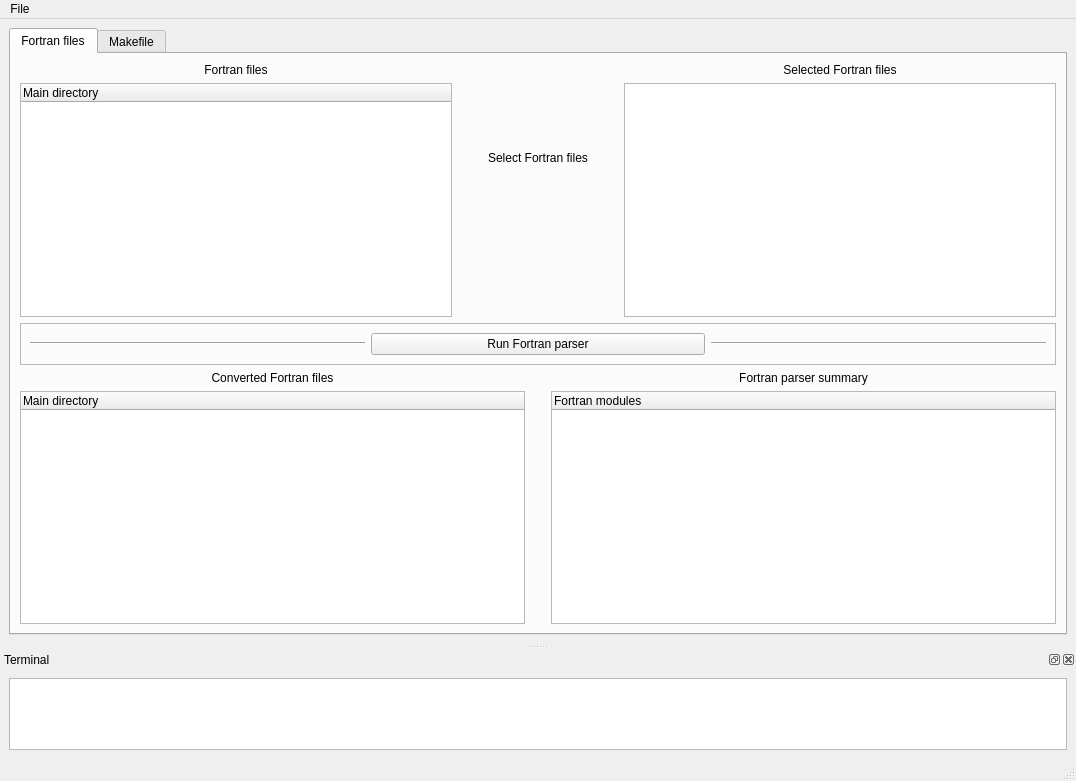
Before: the Qt Designer form fparser_GUI/GUI.ui in mramagu/Fortran-to-Python-Wrapper, drawn with Qt 5.
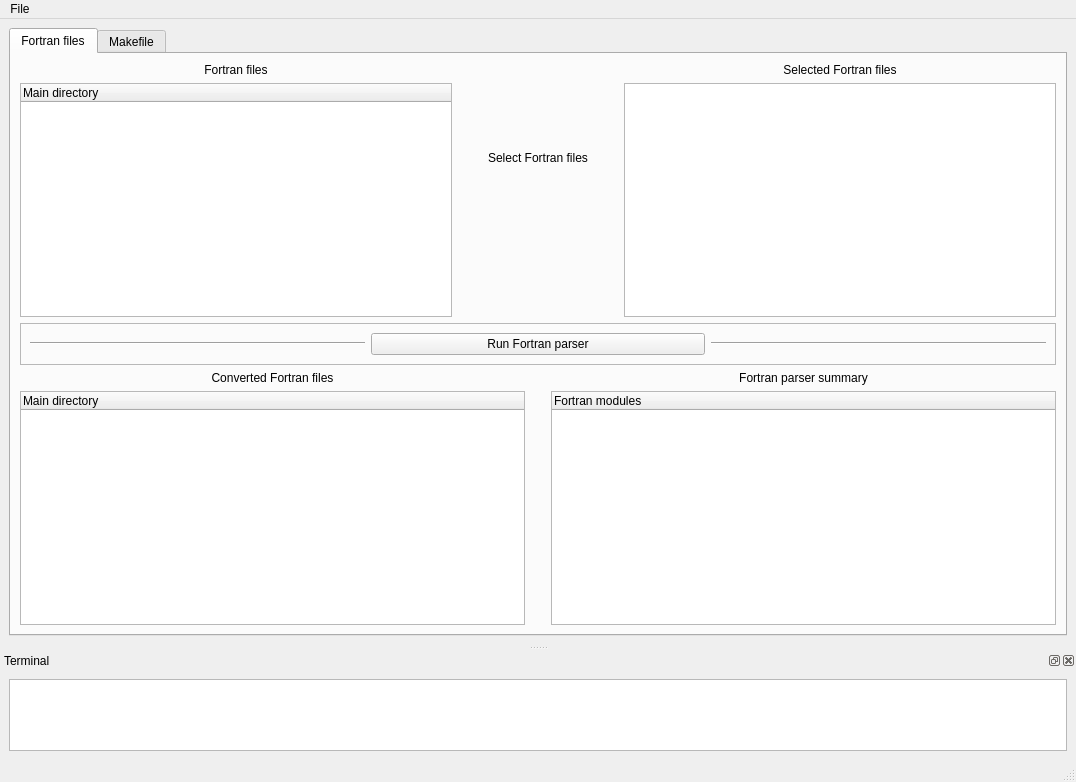
After: the same form once the commit is applied.

Commit message: terminal auto-scroll

The edit to the form file:
```diff
--- a/fparser_GUI/GUI.ui
+++ b/fparser_GUI/GUI.ui
@@ -7,7 +7,7 @@
     <x>0</x>
     <y>0</y>
     <width>1076</width>
-    <height>781</height>
+    <height>782</height>
    </rect>
   </property>
   <property name="windowTitle">
@@ -269,6 +269,9 @@
               <property name="lineWidth">
                <number>1</number>
               </property>
+              <property name="sizeAdjustPolicy">
+               <enum>QAbstractScrollArea::AdjustToContents</enum>
+              </property>
               <property name="selectionMode">
                <enum>QAbstractItemView::ExtendedSelection</enum>
               </property>
```
Left out of the diff: 6 changed lines with no effect on the pictures. The commit also changes 2 other files.
